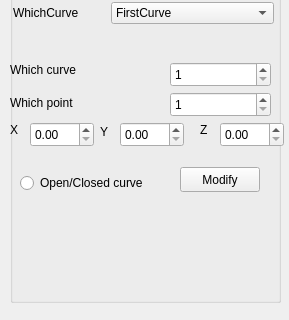
Before: the Qt Designer form QtFramework/GUI/SideWidget.ui in kjozsef84/Grafika, drawn with Qt 5; both pictures show x 0 to 289 and y 208 to 528 of the 289 by 528 pixel window.
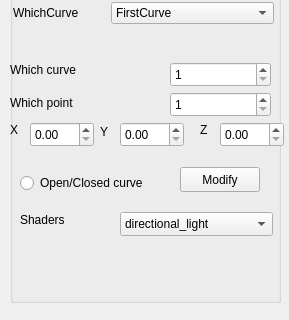
After: the same form once the commit is applied.

Commit message: Shaders are done :D

The edit to the form file:
```diff
--- a/QtFramework/GUI/SideWidget.ui
+++ b/QtFramework/GUI/SideWidget.ui
@@ -43,7 +43,7 @@
       <x>3</x>
       <y>21</y>
       <width>261</width>
-      <height>341</height>
+      <height>381</height>
      </rect>
     </property>
     <layout class="QFormLayout" name="formLayout">
@@ -281,6 +281,55 @@
      <string>Open/Closed curve</string>
     </property>
    </widget>
+   <widget class="QComboBox" name="cbShader">
+    <property name="geometry">
+     <rect>
+      <x>110</x>
+      <y>410</y>
+      <width>153</width>
+      <height>24</height>
+     </rect>
+    </property>
+    <property name="currentIndex">
+     <number>0</number>
+    </property>
+    <property name="maxVisibleItems">
+     <number>20</number>
+    </property>
+    <item>
+     <property name="text">
+      <string>directional_light</string>
+     </property>
+    </item>
+    <item>
+     <property name="text">
+      <string>reflection_lines</string>
+     </property>
+    </item>
+    <item>
+     <property name="text">
+      <string>toon</string>
+     </property>
+    </item>
+    <item>
+     <property name="text">
+      <string>two_sided_lighting</string>
+     </property>
+    </item>
+   </widget>
+   <widget class="QLabel" name="label_14">
+    <property name="geometry">
+     <rect>
+      <x>10</x>
+      <y>410</y>
+      <width>55</width>
+      <height>16</height>
+     </rect>
+    </property>
+    <property name="text">
+     <string>Shaders</string>
+    </property>
+   </widget>
   </widget>
   <widget class="QSpinBox" name="curveSpinBox">
    <property name="geometry">
```
The commit also changes 5 other files.
